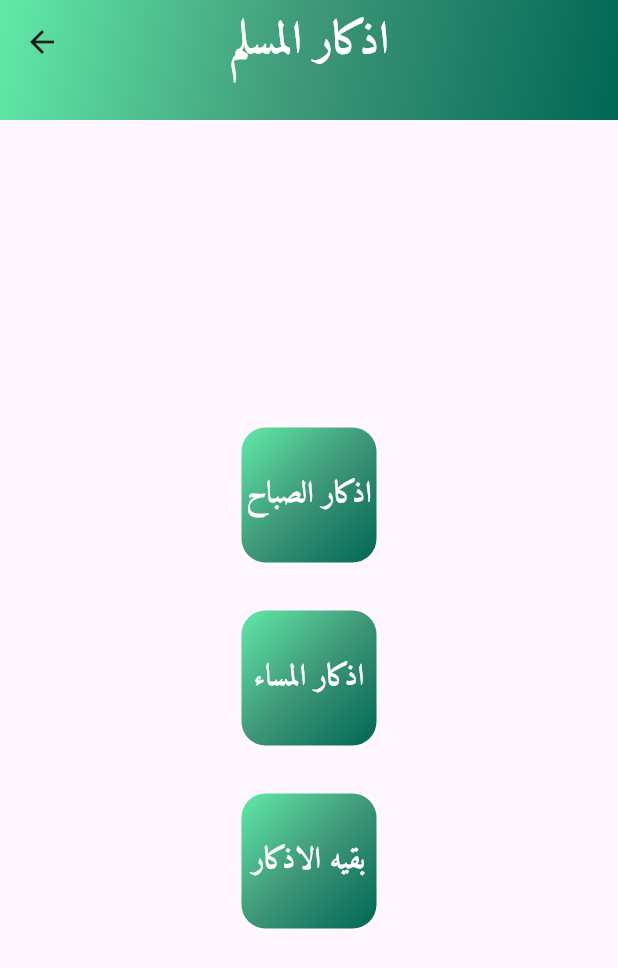
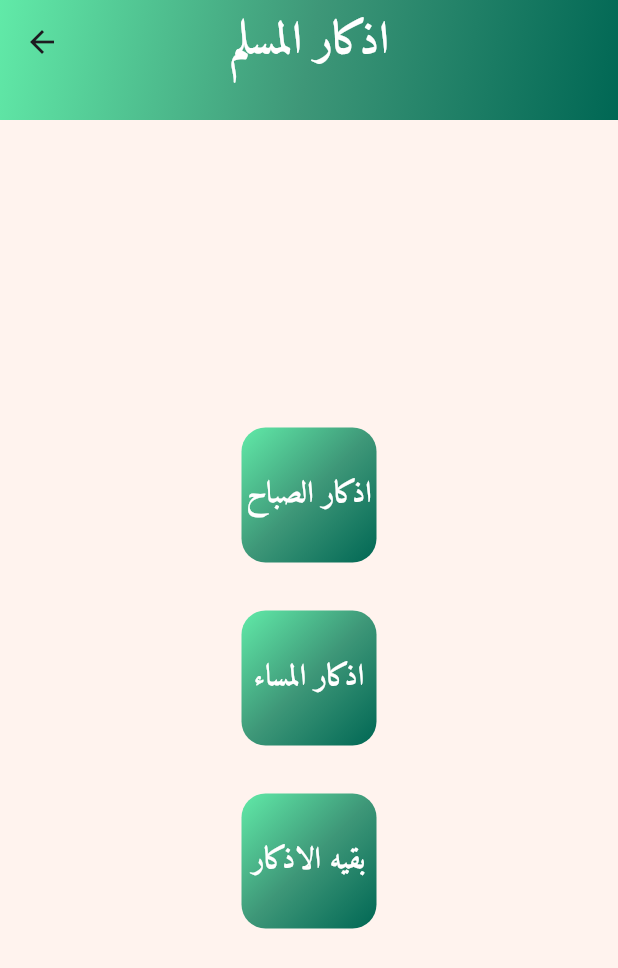
Before and after one commit to Souhaibbek/tawba, a Flutter app: the screen it shows after launch, after a tap on "اذكار المسلم", on a phone screen of 412 x 824 dp. Shown: the top 968 px of the screen. Run offline on Flutter 3.47's test engine with Material 2 defaults, Android fonts, the phone set to English and light mode, and no system bars; our stand-ins replace get.

Commit message:
change_app_name

```diff
--- a/lib/main.dart
+++ b/lib/main.dart
@@ -2,13 +2,14 @@ import 'package:flutter/material.dart';
 import 'package:get/get_navigation/get_navigation.dart';
 import 'package:tawba/routes/app_pages.dart';
 import 'package:tawba/routes/app_routes.dart';
+import 'package:tawba/styles/colors.dart';
 
 void main() {
-  runApp(const MyApp());
+  runApp(const Tawba());
 }
 
-class MyApp extends StatelessWidget {
-  const MyApp({super.key});
+class Tawba extends StatelessWidget {
+  const Tawba({super.key});
 
   // This widget is the root of your application.
   @override
@@ -19,7 +20,7 @@ class MyApp extends StatelessWidget {
       getPages: AppPages.pages,
       title: 'Tawba',
       theme: ThemeData(
-        colorScheme: ColorScheme.fromSeed(seedColor: Colors.deepPurple),
+        scaffoldBackgroundColor: AppColors.kScaffoldBackColor,
         useMaterial3: true,
       ),
     );
```
Also changed, not shown: 1 other file.
